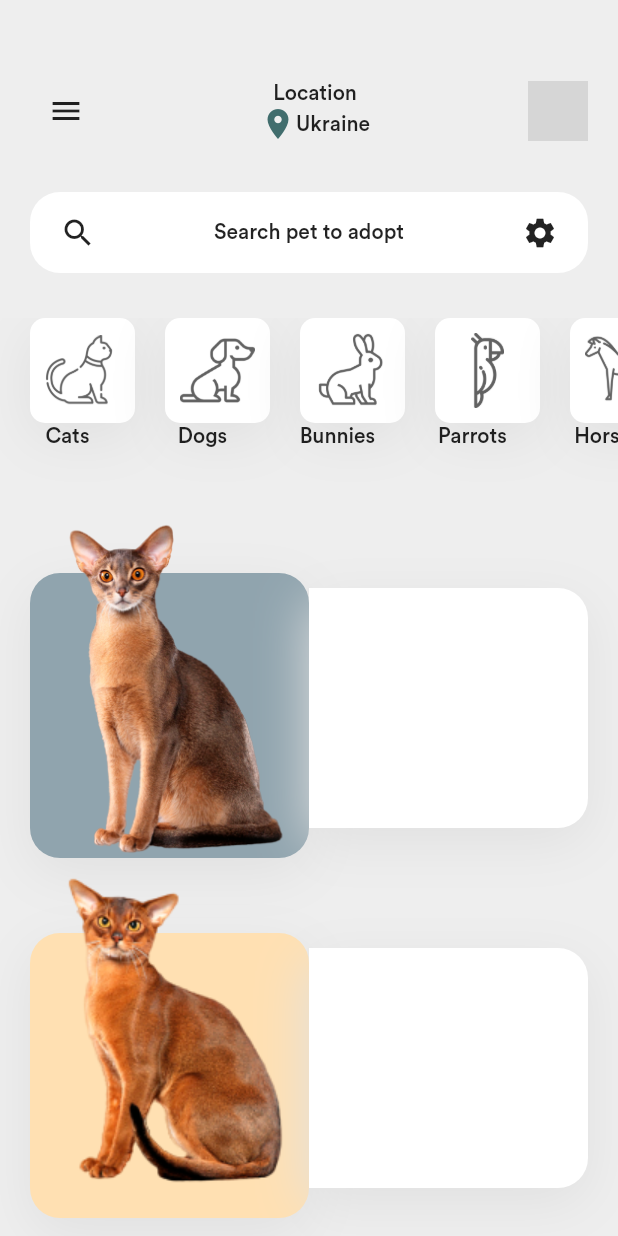
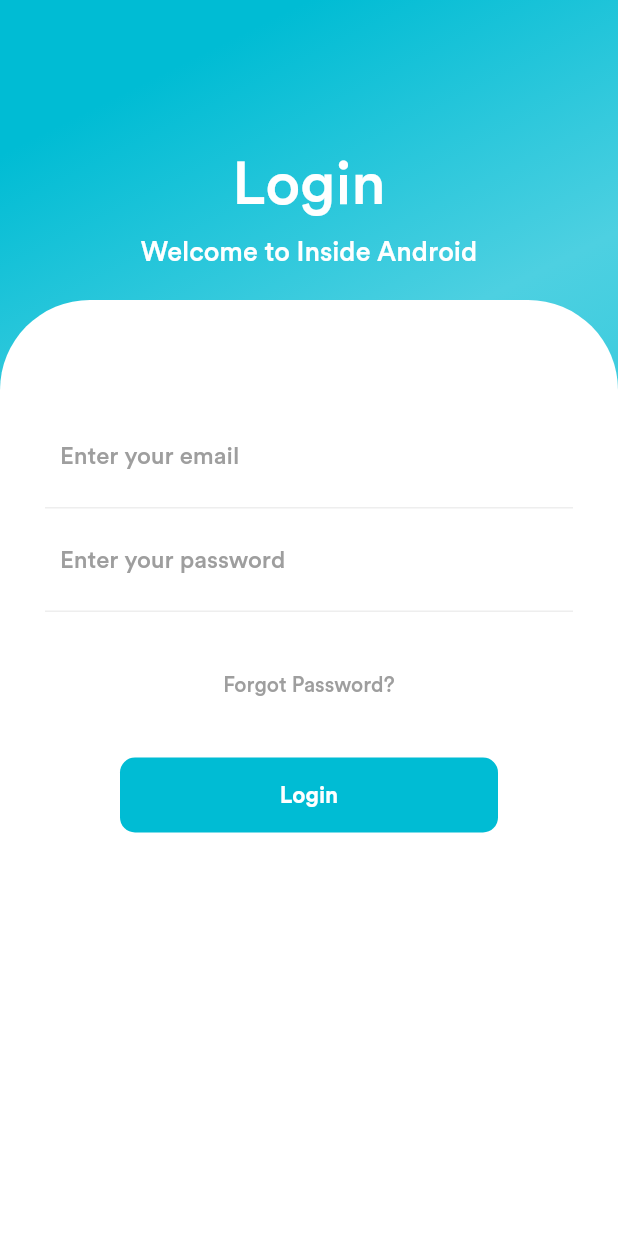
Before and after one commit to mune-actor-en/uchinoko-project-mobile, a Flutter app: the screen it shows after launch, on a phone screen of 412 x 824 dp. Run offline on Flutter 3.47's test engine with Material 2 defaults, Android fonts, the phone set to English and light mode, and no system bars; our stand-ins replace flutter_riverpod, font_awesome_flutter, liquid_progress_indicator; grey boxes are pictures that could not be loaded.

Commit message:
feat: Added session(log in/out) function

```diff
--- a/lib/application/pets_notifier.dart
+++ b/lib/application/pets_notifier.dart
@@ -34,12 +34,9 @@
 
   Future<void> fetchPets() async {
     try {
-      await Future.delayed(Duration(milliseconds: 1000));
-      print("============ 003 ============");
+      await Future.delayed(Duration(milliseconds: 1500));
       state = PetsLoading();
       final List<PetModel> pets = await petModelRepository.fetchPets();
-      print(pets);
-      print("============ 004 ============");
       state = PetsLoaded(pets: pets);
     } on Exception {
       state = PetsError(
--- /dev/null
+++ b/lib/application/session_notifier.dart
@@ -0,0 +1,57 @@
+import 'package:flutter/material.dart';
+import 'package:flutter_riverpod/all.dart';
+import 'package:uchinoko_project_mobile/infrastructure/model/user_model.dart';
+import 'package:uchinoko_project_mobile/infrastructure/repository/session_repository.dart';
+
+abstract class SessionState{
+  const SessionState();
+}
+
+class SessionJudge extends SessionState {
+  const SessionJudge();
+}
+
+class SessionTrying extends SessionState {
+  const SessionTrying();
+}
+
+class SessionComplete extends SessionState {
+  const SessionComplete({this.session});
+  final SessionModel session;
+}
+
+class SessionError extends SessionState {
+  const SessionError({this.errorMessage = "ログインに失敗しました"});
+  final String errorMessage;
+}
+
+class SessionNotifier extends StateNotifier<SessionState> {
+  SessionNotifier({this.sessionRepository}) : super(SessionJudge());
+  final SessionRepository sessionRepository;
+
+  Future<void> login({@required String email, @required String password,}) async {
+    try {
+      state = SessionTrying();
+      final SessionModel session = await sessionRepository.login(
+        email: email, password: password
+      );
+      state = SessionComplete(session: session);
+      SessionComplete tmp = state;
+      print(tmp.session);
+    } on Exception {
+      state = SessionError(
+        errorMessage: "メールアドレスもしくはパスワードが正しくありません"
+      );
+    }
+  }
+
+  void logout() {
+    try {
+      state = SessionJudge();
+    } on Exception {
+      state = SessionError(
+          errorMessage: "ログアウトできませんでした"
+      );
+    }
+  }
+}
--- /dev/null
+++ b/lib/infrastructure/model/user_model.dart
@@ -0,0 +1,62 @@
+import 'package:flutter/material.dart';
+
+class SessionModel {
+  final String token;
+  final int uid;
+
+//<editor-fold desc="Data Methods" defaultstate="collapsed">
+
+  const SessionModel({
+    @required this.token,
+    @required this.uid,
+  });
+
+  SessionModel copyWith({
+    String token,
+    int uid,
+  }) {
+    if ((token == null || identical(token, this.token)) &&
+        (uid == null || identical(uid, this.uid))) {
+      return this;
+    }
+
+    return new SessionModel(
+      token: token ?? this.token,
+      uid: uid ?? this.uid,
+    );
+  }
+
+  @override
+  String toString() {
+    return 'SessionModel{token: $token, uid: $uid}';
+  }
+
+  @override
+  bool operator ==(Object other) =>
+      identical(this, other) ||
+      (other is SessionModel &&
+          runtimeType == other.runtimeType &&
+          token == other.token &&
+          uid == other.uid);
+
+  @override
+  int get hashCode => token.hashCode ^ uid.hashCode;
+
+  factory SessionModel.fromMap(Map<String, dynamic> map) {
+    return new SessionModel(
+      token: map['token'] as String,
+      uid: map['uid'] as int,
+    );
+  }
+
+  Map<String, dynamic> toMap() {
+    // ignore: unnecessary_cast
+    return {
+      'token': this.token,
+      'uid': this.uid,
+    } as Map<String, dynamic>;
+  }
+
+//</editor-fold>
+
+}
--- a/lib/infrastructure/repository/pet_repository.dart
+++ b/lib/infrastructure/repository/pet_repository.dart
@@ -7,9 +7,7 @@
 
   Future<List<PetModel>> fetchPets() async {
     try {
-      print("============ 003 01 ============");
       final extractedData = await httpService.fetchPets();
-      print("============ 003 02 ============");
       List<PetModel> pets = [];
       extractedData.forEach((element) {
         pets.add(PetModel.fromMap(element));
--- /dev/null
+++ b/lib/infrastructure/repository/session_repository.dart
@@ -0,0 +1,20 @@
+import 'package:uchinoko_project_mobile/infrastructure/model/user_model.dart';
+import 'package:uchinoko_project_mobile/infrastructure/service/fetch_api.dart';
+
+class SessionRepository {
+  const SessionRepository({this.httpService});
+
+  final HttpService httpService;
+
+  Future<SessionModel> login({String email, String password}) async {
+    try {
+      final extractedData = await httpService.login(
+        email: email,
+        password: password,
+      );
+      return SessionModel.fromMap(extractedData);
+    } catch (error) {
+      return Future.error(error);
+    }
+  }
+}
--- a/lib/main.dart
+++ b/lib/main.dart
@@ -2,6 +2,7 @@
 import 'package:flutter_riverpod/all.dart';
 import 'package:uchinoko_project_mobile/presentation/views/drawerScreen.dart';
 import 'package:uchinoko_project_mobile/presentation/views/homeScreen.dart';
+import 'package:uchinoko_project_mobile/presentation/views/login_page/login_page.dart';
 
 void main() {
   runApp(ProviderScope(child: MyApp()));
@@ -11,7 +12,7 @@
   @override
   Widget build(BuildContext context) {
     return MaterialApp(
-      home: HomePage(),
+      home: LoginPage(),
       theme: ThemeData(fontFamily: 'Circular'),
       debugShowCheckedModeBanner: false,
     );
--- a/lib/presentation/views/configuration.dart
+++ b/lib/presentation/views/configuration.dart
@@ -3,7 +3,7 @@
 import 'package:uchinoko_project_mobile/main.dart';
 import 'package:uchinoko_project_mobile/presentation/views/my_pets_index_screen.dart';
 
-Color primaryGreen = Color(0xff416d6d);
+Color primaryGreen = Colors.cyan[600];
 List<BoxShadow> shadowList = [
   BoxShadow(color: Colors.grey[300], blurRadius: 30, offset: Offset(0, 10))
 ];
--- a/lib/presentation/views/homeScreen.dart
+++ b/lib/presentation/views/homeScreen.dart
@@ -1,6 +1,7 @@
 import 'package:flutter/material.dart';
 import 'package:uchinoko_project_mobile/presentation/views/configuration.dart';
 import 'package:uchinoko_project_mobile/presentation/views/screen2.dart';
+import 'package:uchinoko_project_mobile/providers.dart';
 
 class HomeScreen extends StatefulWidget {
   @override
@@ -76,7 +77,7 @@
                     backgroundImage: NetworkImage(
                       "https://user-images.githubusercontent.com/46050182/100489814-01167a00-315a-11eb-885b-2156062cc5bf.png"
                     ),
-                  )
+                  ),
                 ],
               ),
             ),
--- /dev/null
+++ b/lib/presentation/views/login_page/login_page.dart
@@ -0,0 +1,240 @@
+import 'package:flutter/material.dart';
+import 'package:flutter_riverpod/all.dart';
+import 'package:uchinoko_project_mobile/application/session_notifier.dart';
+import 'package:uchinoko_project_mobile/main.dart';
+import 'package:uchinoko_project_mobile/providers.dart';
+
+class LoginPage extends StatelessWidget {
+  @override
+  Widget build(BuildContext context) {
+    return Scaffold(
+      body: Container(
+        width: double.infinity,
+        decoration: BoxDecoration(
+          gradient: LinearGradient(
+              begin: Alignment.topCenter,
+              colors: [Colors.cyan[500], Colors.cyan[300], Colors.cyan[400]]),
+        ),
+        child: Column(
+          children: <Widget>[
+            SizedBox(
+              height: 80,
+            ),
+            Header(),
+            Expanded(
+              child: Container(
+                decoration: BoxDecoration(
+                  color: Colors.white,
+                  borderRadius: BorderRadius.only(
+                    topLeft: Radius.circular(60),
+                    topRight: Radius.circular(60),
+                  ),
+                ),
+                child: InputWrapper(),
+              ),
+            ),
+          ],
+        ),
+      ),
+    );
+  }
+}
+
+class Header extends StatelessWidget {
+  @override
+  Widget build(BuildContext context) {
+    return Padding(
+      padding: EdgeInsets.all(20),
+      child: Column(
+        crossAxisAlignment: CrossAxisAlignment.start,
+        children: <Widget>[
+          Center(
+            child: Text(
+              "Login",
+              style: TextStyle(color: Colors.white, fontSize: 40),
+            ),
+          ),
+          SizedBox(
+            height: 10,
+          ),
+          Center(
+            child: Text(
+              "Welcome to Inside Android",
+              style: TextStyle(color: Colors.white, fontSize: 18),
+            ),
+          )
+        ],
+      ),
+    );
+  }
+}
+
+class InputWrapper extends StatefulWidget {
+  @override
+  _InputWrapperState createState() => _InputWrapperState();
+}
+
+class _InputWrapperState extends State<InputWrapper> {
+  String email;
+  String password;
+
+  void setEmail(String str) {
+    email = str;
+  }
+
+  void setPassword(String str) {
+    password = str;
+  }
+
+  void submit(BuildContext context) {
+    context.read(sessionNotifierProvider).login(
+          email: email,
+          password: password,
+        );
+  }
+
+  @override
+  Widget build(BuildContext context) {
+    return Padding(
+      padding: EdgeInsets.all(30),
+      child: Column(
+        children: <Widget>[
+          SizedBox(
+            height: 40,
+          ),
+          Container(
+            decoration: BoxDecoration(
+                color: Colors.white, borderRadius: BorderRadius.circular(10)),
+            child: InputField(
+              setEmail: setEmail,
+              setPassword: setPassword,
+            ),
+          ),
+          SizedBox(
+            height: 40,
+          ),
+          Text(
+            "Forgot Password?",
+            style: TextStyle(color: Colors.grey),
+          ),
+          SizedBox(
+            height: 40,
+          ),
+          ProviderListener(
+            provider: sessionNotifierProvider.state,
+            onChange: (context, state) {
+              if (state is SessionError) {
+                Scaffold.of(context).showSnackBar(
+                  SnackBar(
+                    content: Text(state.errorMessage),
+                  ),
+                );
+              } else if (state is SessionComplete) {
+                Navigator.pushReplacement(
+                  context,
+                  MaterialPageRoute(builder: (_) => HomePage()),
+                );
+              }
+            },
+            child: Consumer(
+              builder: (context, watch, child) {
+                final state = watch(sessionNotifierProvider.state);
+
+                if (state is SessionJudge) {
+                  return GestureDetector(
+                    onTap: () => submit(context),
+                    child: Button(),
+                  );
+                } else if (state is SessionTrying) {
+                  return ButtonInProgress();
+                } else {
+                  return GestureDetector(
+                    onTap: () => submit(context),
+                    child: Button(),
+                  );
+                }
+              },
+            ),
+          ),
+        ],
+      ),
+    );
+  }
+}
+
+class InputField extends StatelessWidget {
+  InputField({this.setEmail, this.setPassword});
+
+  final void Function(String) setEmail;
+  final void Function(String) setPassword;
+
+  @override
+  Widget build(BuildContext context) {
+    return Column(
+      children: <Widget>[
+        Container(
+          padding: EdgeInsets.all(10),
+          decoration: BoxDecoration(
+              border: Border(bottom: BorderSide(color: Colors.grey[200]))),
+          child: TextField(
+            onChanged: (e) => setEmail(e),
+            decoration: InputDecoration(
+                hintText: "Enter your email",
+                hintStyle: TextStyle(color: Colors.grey),
+                border: InputBorder.none),
+          ),
+        ),
+        Container(
+          padding: EdgeInsets.all(10),
+          decoration: BoxDecoration(
+              border: Border(bottom: BorderSide(color: Colors.grey[200]))),
+          child: TextField(
+            onChanged: (e) => setPassword(e),
+            decoration: InputDecoration(
+                hintText: "Enter your password",
+                hintStyle: TextStyle(color: Colors.grey),
+                border: InputBorder.none),
+          ),
+        ),
+      ],
+    );
+  }
+}
+
+class Button extends StatelessWidget {
+  @override
+  Widget build(BuildContext context) {
+    return Container(
+      height: 50,
+      margin: EdgeInsets.symmetric(horizontal: 50),
+      decoration: BoxDecoration(
+        color: Colors.cyan[500],
+        borderRadius: BorderRadius.circular(10),
+      ),
+      child: Center(
+        child: Text(
+          "Login",
+          style: TextStyle(
+              color: Colors.white, fontSize: 15, fontWeight: FontWeight.bold),
+        ),
+      ),
+    );
+  }
+}
+
+class ButtonInProgress extends StatelessWidget {
+  @override
+  Widget build(BuildContext context) {
+    return Container(
+      height: 50,
+      margin: EdgeInsets.symmetric(horizontal: 50),
+      decoration: BoxDecoration(
+        color: Colors.cyan[500],
+        borderRadius: BorderRadius.circular(10),
+      ),
+      child: Center(
+        child: CircularProgressIndicator(),
+      ),
+    );
+  }
+}
--- a/lib/presentation/views/my_pets_index_screen.dart
+++ b/lib/presentation/views/my_pets_index_screen.dart
@@ -1,5 +1,3 @@
-import 'dart:ffi';
-
 import 'package:flutter/material.dart';
 import 'package:flutter_riverpod/all.dart';
 import 'package:font_awesome_flutter/font_awesome_flutter.dart';
@@ -125,7 +123,6 @@
                     final state = watch(petsNotifierProvider.state);
 
                     if (state is PetsInitial) {
-                      print("============ 001 ============");
                       _fetchPets(context);
                       return _buildLoading();
                     } else if (state is PetsLoading) {
@@ -146,7 +143,6 @@
   }
 
   void _fetchPets(BuildContext context) {
-    print("============ 002 ============");
     context.read(petsNotifierProvider).fetchPets();
   }
 
@@ -186,6 +182,7 @@
     return ListTile(
       contentPadding: EdgeInsets.symmetric(horizontal: 24),
       leading: CircleAvatar(
+        backgroundColor: primaryGreen,
         backgroundImage: NetworkImage(pet.imagePath),
         radius: 36,
       ),
--- a/lib/providers.dart
+++ b/lib/providers.dart
@@ -1,6 +1,8 @@
 import 'package:flutter_riverpod/all.dart';
 import 'package:uchinoko_project_mobile/application/pets_notifier.dart';
+import 'package:uchinoko_project_mobile/application/session_notifier.dart';
 import 'package:uchinoko_project_mobile/infrastructure/repository/pet_repository.dart';
+import 'package:uchinoko_project_mobile/infrastructure/repository/session_repository.dart';
 import 'package:uchinoko_project_mobile/infrastructure/service/fetch_api.dart';
 
 final _petRepositoryProvider = Provider<PetModelRepository>(
@@ -12,3 +14,13 @@
     petModelRepository: ref.watch(_petRepositoryProvider),
   ),
 );
+
+final _sessionRepositoryProvider = Provider<SessionRepository>(
+    (ref) => SessionRepository(httpService: HttpService()),
+);
+
+final sessionNotifierProvider = StateNotifierProvider(
+    (ref) => SessionNotifier(
+      sessionRepository: ref.watch(_sessionRepositoryProvider),
+    ),
+);
--- a/pubspec.yaml
+++ b/pubspec.yaml
@@ -28,6 +28,7 @@
   http:
   flutter_riverpod: ^0.12.1
   liquid_progress_indicator: ^0.3.2
+  flare_flutter: ^2.0.6
 
   # The following adds the Cupertino Icons font to your application.
   # Use with the CupertinoIcons class for iOS style icons.
```
Also changed, not shown: lib/infrastructure/service/fetch_api.dart (+22 -18 lines), lib/presentation/views/drawerScreen.dart (+19 -4 lines), pubspec.lock, 1 other file.
